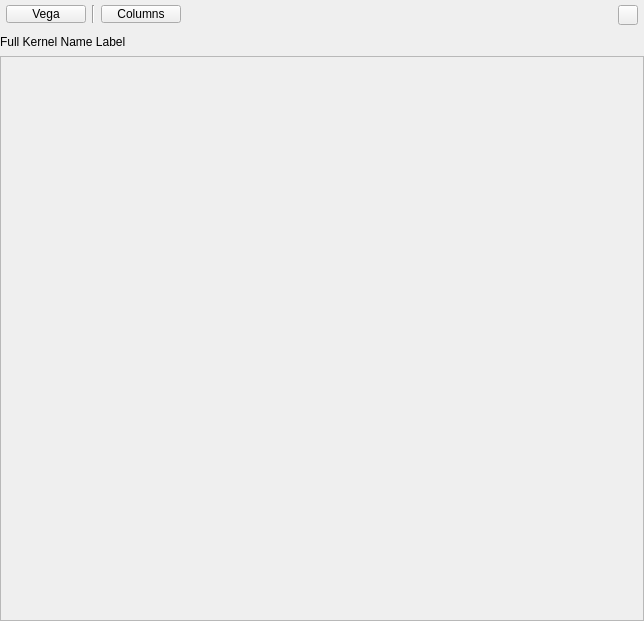
GPUOpen-Tools/radeon_gpu_analyzer, file source/radeon_gpu_analyzer_gui/ui/rg_isa_disassembly_view.ui: the form before one commit.
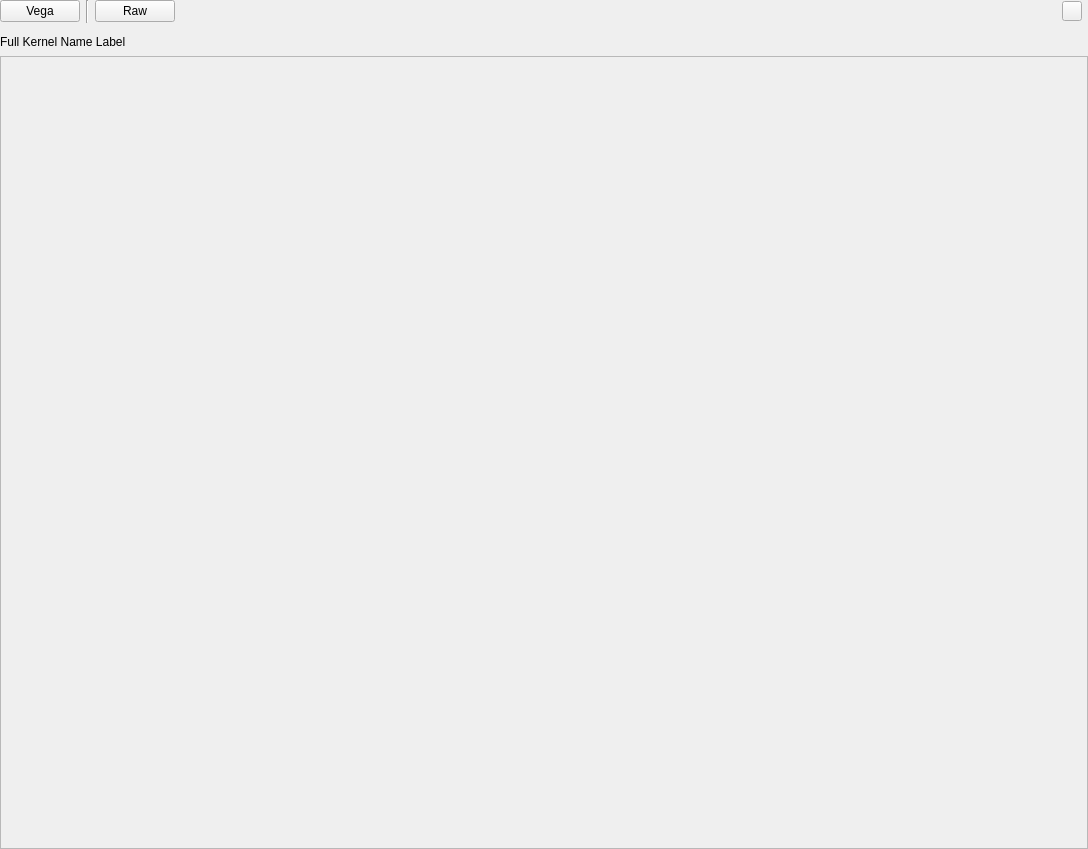
The form after the commit. Custom widgets are drawn as their Qt base class.

What changed in the file:
```diff
--- a/source/radeon_gpu_analyzer_gui/ui/rg_isa_disassembly_view.ui
+++ b/source/radeon_gpu_analyzer_gui/ui/rg_isa_disassembly_view.ui
@@ -6,8 +6,8 @@
    <rect>
     <x>0</x>
     <y>0</y>
-    <width>644</width>
-    <height>621</height>
+    <width>1088</width>
+    <height>849</height>
    </rect>
   </property>
   <property name="minimumSize">
@@ -68,10 +68,10 @@
          <number>6</number>
         </property>
         <property name="leftMargin">
-         <number>6</number>
+         <number>0</number>
         </property>
         <property name="topMargin">
-         <number>5</number>
+         <number>0</number>
         </property>
         <property name="rightMargin">
          <number>6</number>
@@ -106,10 +106,10 @@
          </widget>
         </item>
         <item>
-         <widget class="ArrowIconComboBox" name="columnVisibilityArrowPushButton">
+         <widget class="QPushButton" name="rawTextPushButton">
           <property name="minimumSize">
            <size>
-            <width>80</width>
+            <width>55</width>
             <height>0</height>
            </size>
           </property>
@@ -123,7 +123,10 @@
            <string notr="true"/>
           </property>
           <property name="text">
-           <string>Columns</string>
+           <string>Raw</string>
+          </property>
+          <property name="checkable">
+           <bool>true</bool>
           </property>
          </widget>
         </item>
@@ -237,10 +240,10 @@
        <number>0</number>
       </property>
       <property name="leftMargin">
-       <number>0</number>
+       <number>6</number>
       </property>
       <property name="topMargin">
-       <number>0</number>
+       <number>6</number>
       </property>
       <property name="rightMargin">
        <number>0</number>
```
Left out of the diff: 2 changed lines with no effect on the pictures.
